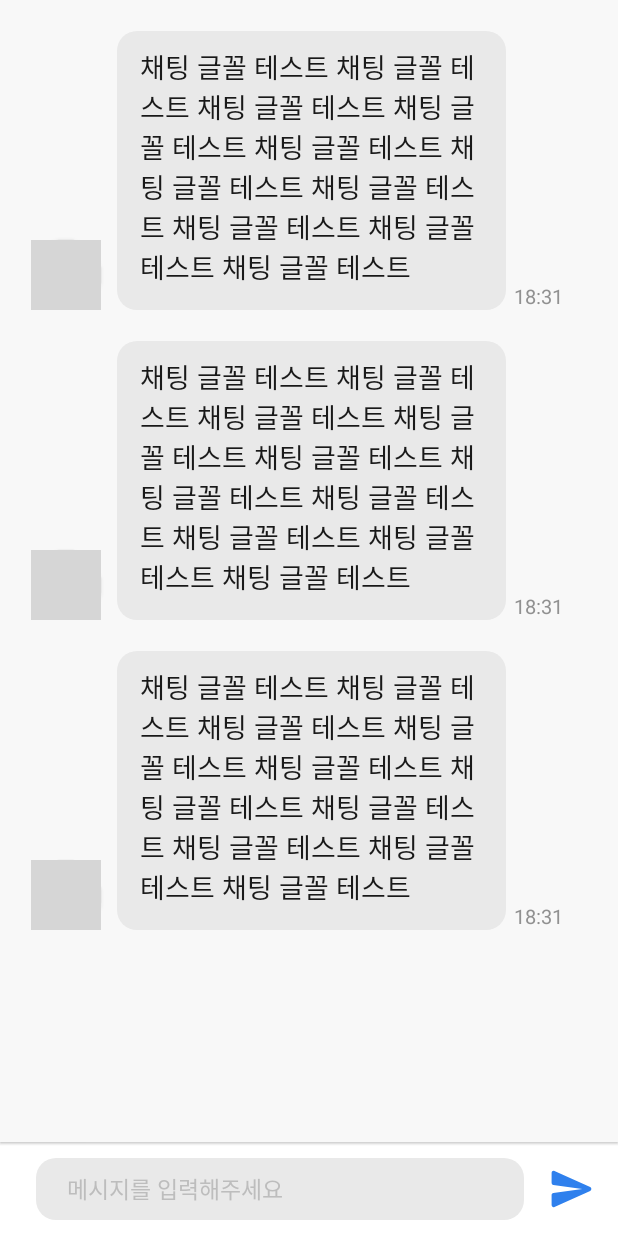
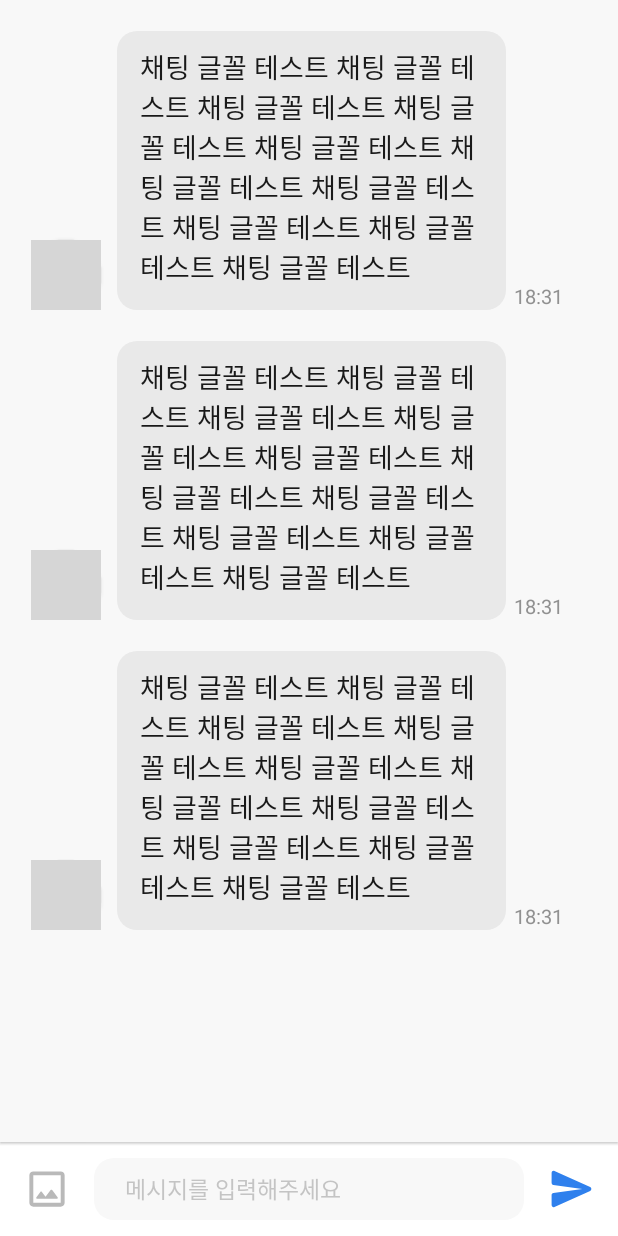
Before and after one commit to SSAFY-WORLD/SSAFY-WORLD, an Android app: the layout chatting_room_fragment.xml on its own in the app's theme, with its tools: preview values and no code run, on a phone screen of 412 x 824 dp. Run offline under Robolectric (Android 15) with nearby library versions, the phone set to English and light mode, and no system bars; grey boxes are pictures that could not be loaded.

Commit message:
feat: 채팅방 이미지 버튼 추가

```diff
--- /dev/null
+++ b/SSAFYWorld/app/src/main/res/drawable/ic_image.xml
@@ -0,0 +1,11 @@
+<vector xmlns:android="http://schemas.android.com/apk/res/android"
+    android:width="48dp"
+    android:height="48dp"
+    android:viewportWidth="48"
+    android:viewportHeight="48">
+  <path
+      android:pathData="M17,33C16.45,33 15.979,32.804 15.587,32.412C15.196,32.021 15,31.55 15,31V17C15,16.45 15.196,15.979 15.587,15.587C15.979,15.196 16.45,15 17,15H31C31.55,15 32.021,15.196 32.412,15.587C32.804,15.979 33,16.45 33,17V31C33,31.55 32.804,32.021 32.412,32.412C32.021,32.804 31.55,33 31,33H17ZM17,31H31V17H17V31ZM19,29H29C29.2,29 29.35,28.908 29.45,28.725C29.55,28.542 29.533,28.367 29.4,28.2L26.65,24.525C26.55,24.392 26.417,24.325 26.25,24.325C26.083,24.325 25.95,24.392 25.85,24.525L23.25,28L21.4,25.525C21.3,25.392 21.167,25.325 21,25.325C20.833,25.325 20.7,25.392 20.6,25.525L18.6,28.2C18.467,28.367 18.45,28.542 18.55,28.725C18.65,28.908 18.8,29 19,29Z"
+      android:strokeAlpha="0.5"
+      android:fillColor="#737373"
+      android:fillAlpha="0.5"/>
+</vector>
--- a/SSAFYWorld/app/src/main/res/drawable/message_input_background.xml
+++ b/SSAFYWorld/app/src/main/res/drawable/message_input_background.xml
@@ -2,5 +2,5 @@
 <shape xmlns:android="http://schemas.android.com/apk/res/android"
     android:shape="rectangle">
     <corners android:radius="@dimen/_10sdp"/>
-    <solid android:color="@color/light_gray"/>
+    <solid android:color="@color/message_background_color"/>
 </shape>
--- a/SSAFYWorld/app/src/main/res/layout/chatting_room_fragment.xml
+++ b/SSAFYWorld/app/src/main/res/layout/chatting_room_fragment.xml
@@ -9,7 +9,7 @@
         android:id="@+id/chatting_recyclerview"
         android:layout_width="0dp"
          android:layout_height="0dp"
-        android:background="#F8F8F8"
+        android:background="@color/message_background_color"
         app:layoutManager="androidx.recyclerview.widget.LinearLayoutManager"
         tools:listitem="@layout/item_received_message"
         app:layout_constraintBottom_toTopOf="@+id/chatting_bottom"
@@ -28,8 +28,17 @@
         app:layout_constraintStart_toStartOf="parent"
         android:orientation="horizontal">
 
+        <ImageButton
+            android:id="@+id/addImage"
+            android:layout_width="@dimen/_48sdp"
+            android:layout_height="@dimen/_48sdp"
+            android:background="@drawable/ic_image"
+            app:layout_constraintBottom_toBottomOf="parent"
+            app:layout_constraintStart_toStartOf="parent"
+            app:layout_constraintTop_toTopOf="parent" />
+
         <EditText
-            android:layout_width="@dimen/_250sdp"
+            android:layout_width="0dp"
             android:layout_height="@dimen/_32sdp"
             android:background="@drawable/message_input_background"
             android:hint="@string/message_hint"
@@ -38,6 +47,7 @@
             android:textSize="@dimen/_12sdp"
             app:layout_constraintBottom_toBottomOf="parent"
             app:layout_constraintEnd_toStartOf="@+id/imageButton"
+            app:layout_constraintStart_toEndOf="@+id/addImage"
             app:layout_constraintTop_toTopOf="parent" />
 
         <ImageButton
--- a/SSAFYWorld/app/src/main/res/values/colors.xml
+++ b/SSAFYWorld/app/src/main/res/values/colors.xml
@@ -18,6 +18,7 @@
     <color name="dark_gray">#919191</color>
     <color name="light_gray">#E9E9E9</color>
     <color name="light_dark_gray">#7F919191</color>
+    <color name="message_background_color">#F8F8F8</color>
 
     <!-- red -->
     <color name="warning_red">#D04D4D</color>
```
